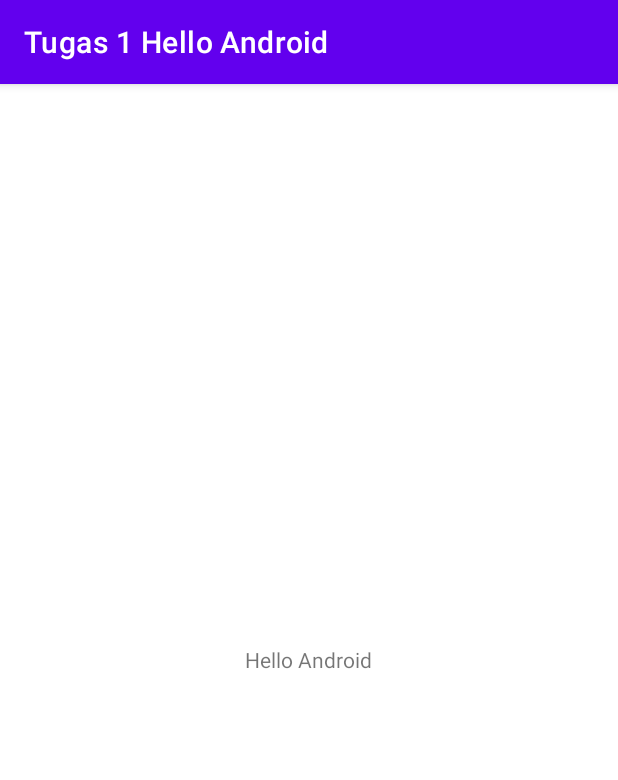
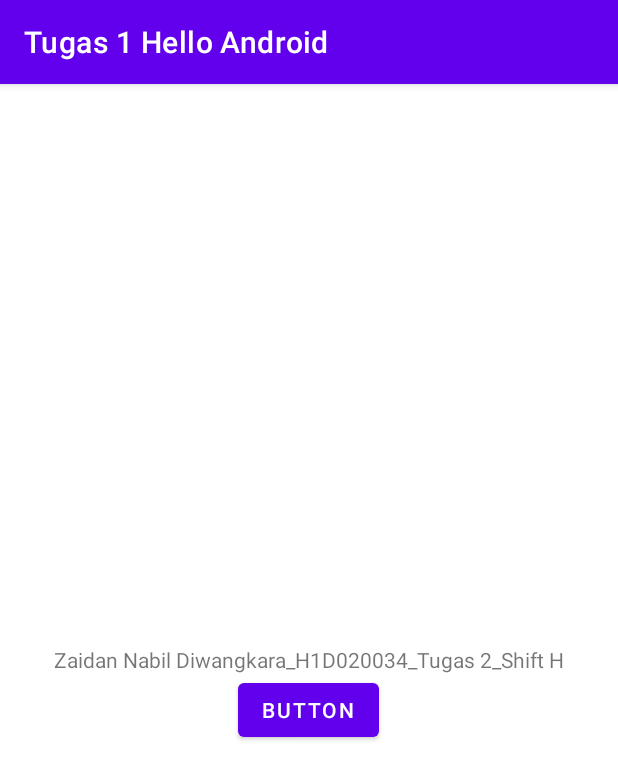
Before and after one commit to zaidan2205/Tugas_2, an Android app: the screen it shows after launch (MainActivity), on a phone screen of 412 x 824 dp. Shown: the top 780 px of the screen. Run offline under Robolectric (Android 15) with nearby library versions, the phone set to English and light mode, and no system bars.

Commit message:
Perbarui Tampilan

```diff
--- a/app/src/main/res/layout/activity_main.xml
+++ b/app/src/main/res/layout/activity_main.xml
@@ -11,7 +11,14 @@
         android:id="@+id/tv1"
         android:layout_width="wrap_content"
         android:layout_height="wrap_content"
-        android:text="Hello Android"
+        android:text="Zaidan Nabil Diwangkara_H1D020034_Tugas 2_Shift H"
         android:layout_centerHorizontal="true"
         android:layout_centerVertical="true"/>
+    <Button
+        android:id="@+id/btn1"
+        android:layout_width="wrap_content"
+        android:layout_height="wrap_content"
+        android:text="Button"
+        android:layout_below="@+id/tv1"
+        android:layout_centerHorizontal="true" />
 </RelativeLayout>
```
